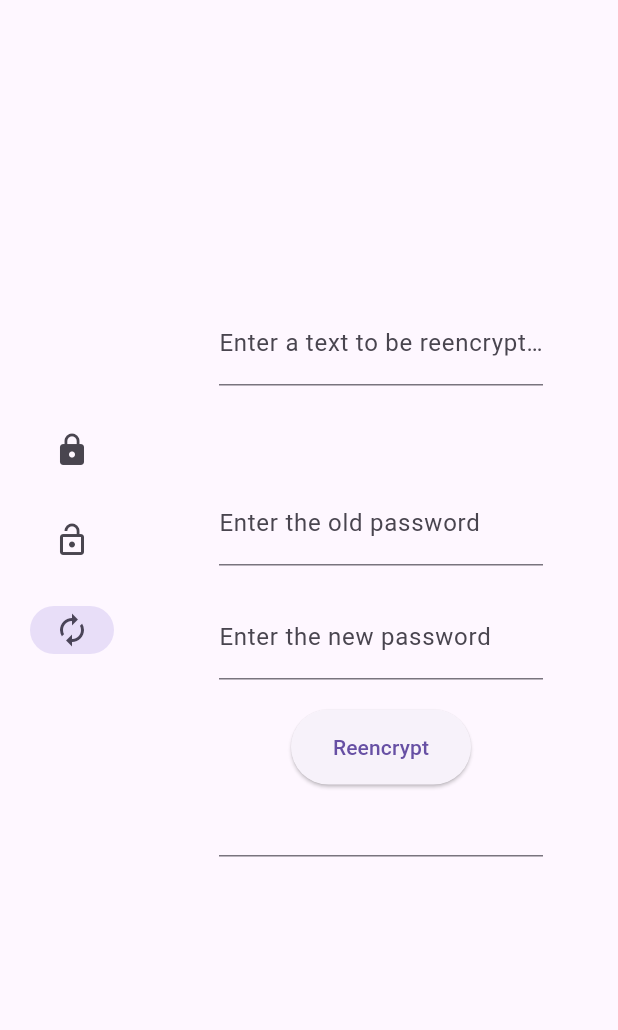
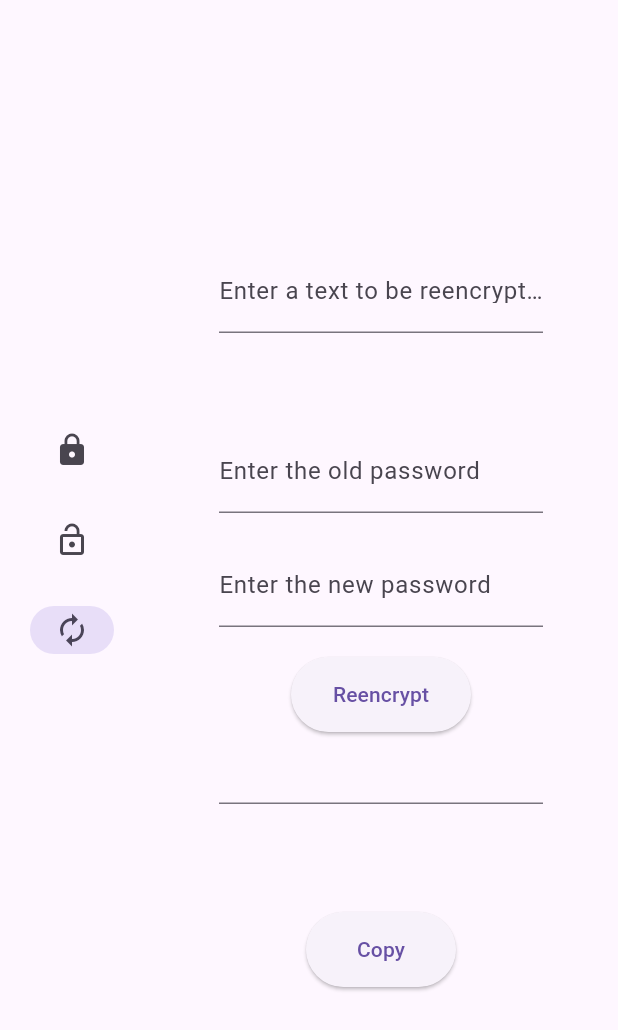
Before and after one commit to willotavio/enc-flutter, a Flutter app: the screen it shows after launch, after a tap on "Decryption", after a tap on "Reencryption", on a phone screen of 412 x 824 dp. Shown: the top 1030 px of the screen. Run offline on Flutter 3.47's test engine with Material 3 defaults, Android fonts, the phone set to English and light mode, and no system bars; missing offline and left inert: pointycastle.

Commit message:
Add copy button in encryption/decryption/reencryption screens

```diff
--- a/lib/screens/decryption_screen.dart
+++ b/lib/screens/decryption_screen.dart
@@ -1,5 +1,6 @@
 import 'package:flutter/material.dart';
 import '../services/cryptographer.dart';
+import 'package:flutter/services.dart';
 
 class DecryptionScreen extends StatelessWidget{
   @override
@@ -79,6 +80,16 @@ class DecryptionScreen extends StatelessWidget{
                       ),
                     ),
                   ),
+                  SizedBox(height: 20),
+                  ElevatedButton(
+                    onPressed: () async{
+                      await Clipboard.setData(ClipboardData(text: _decryptedTextResult.text));
+                    },
+                    child: Text("Copy"),
+                    style: ElevatedButton.styleFrom(
+                      fixedSize: Size(100, 50),
+                    ),
+                    ),
                 ],
               ),
             ),
--- a/lib/screens/encryption_screen.dart
+++ b/lib/screens/encryption_screen.dart
@@ -1,5 +1,6 @@
 import 'package:flutter/material.dart';
 import '../services/cryptographer.dart';
+import 'package:flutter/services.dart';
 
 class EncryptionScreen extends StatelessWidget{
   @override
@@ -79,6 +80,16 @@ class EncryptionScreen extends StatelessWidget{
                       ),
                     ),
                   ),
+                  SizedBox(height: 20),
+                  ElevatedButton(
+                    onPressed: () async{
+                      await Clipboard.setData(ClipboardData(text: _encryptedTextResult.text));
+                    },
+                    child: Text("Copy"),
+                    style: ElevatedButton.styleFrom(
+                      fixedSize: Size(100, 50),
+                    ),
+                    ),
                 ],
               ),
             ),
--- a/lib/screens/reencryption_screen.dart
+++ b/lib/screens/reencryption_screen.dart
@@ -1,5 +1,6 @@
 import 'package:enc_flutter/services/cryptographer.dart';
 import 'package:flutter/material.dart';
+import 'package:flutter/services.dart';
 
 class ReencryptionScreen extends StatelessWidget{
   @override
@@ -98,6 +99,16 @@ class ReencryptionScreen extends StatelessWidget{
                       ),
                     ),
                   ),
+                  SizedBox(height: 20),
+                  ElevatedButton(
+                    onPressed: () async{
+                      await Clipboard.setData(ClipboardData(text: _reencryptionResult.text));
+                    },
+                    child: Text("Copy"),
+                    style: ElevatedButton.styleFrom(
+                      fixedSize: Size(100, 50),
+                    ),
+                    ),
                 ],
               ),
             ),
```
